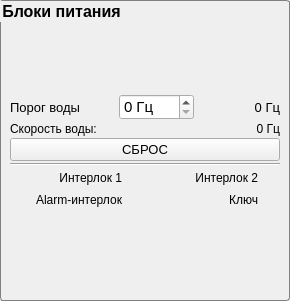
The window that flag_panel.ui (bulkanul/EVO_YFL_1064_GUI_coherent2) describes before a commit, drawn with Qt 5.
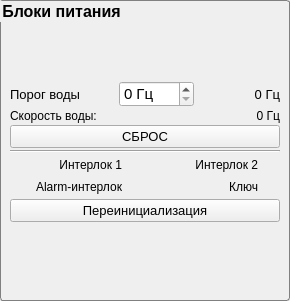
The same window after the commit. Icons and pictures are not drawn.

Diff of the .ui file:
```diff
--- a/flag_panel.ui
+++ b/flag_panel.ui
@@ -26,7 +26,6 @@
    <font>
     <family>Arial</family>
     <pointsize>10</pointsize>
-    <weight>50</weight>
     <italic>false</italic>
     <bold>false</bold>
    </font>
@@ -63,7 +62,6 @@
       <font>
        <family>Arial</family>
        <pointsize>12</pointsize>
-       <weight>75</weight>
        <italic>false</italic>
        <bold>true</bold>
       </font>
@@ -152,7 +150,6 @@
                  <font>
                   <family>Arial</family>
                   <pointsize>10</pointsize>
-                  <weight>50</weight>
                   <italic>false</italic>
                   <bold>false</bold>
                   <underline>false</underline>
@@ -236,7 +233,6 @@
                <font>
                 <family>Arial</family>
                 <pointsize>10</pointsize>
-                <weight>50</weight>
                 <italic>false</italic>
                 <bold>false</bold>
                 <underline>false</underline>
@@ -456,6 +452,19 @@
           </item>
          </layout>
         </item>
+        <item>
+         <widget class="QPushButton" name="pushButton">
+          <property name="font">
+           <font>
+            <family>Arial</family>
+            <pointsize>10</pointsize>
+           </font>
+          </property>
+          <property name="text">
+           <string>Переинициализация</string>
+          </property>
+         </widget>
+        </item>
        </layout>
       </item>
       <item>
```
